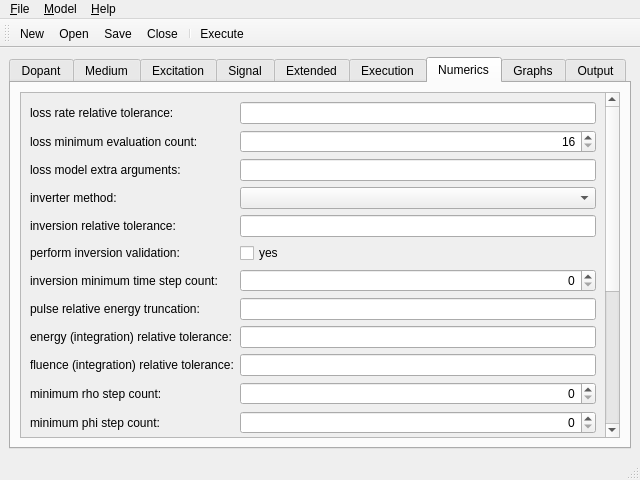
vsemionov/npamp, file npamp/mainwin.ui: the form before one commit.
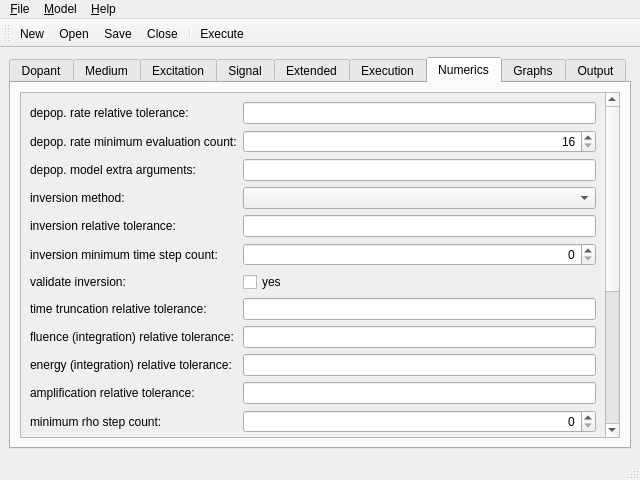
The form after the commit. The open tabs and pages were chosen to show the change. Icons and pictures are not drawn.

The edit to the form file:
```diff
--- a/npamp/mainwin.ui
+++ b/npamp/mainwin.ui
@@ -852,7 +852,7 @@
             <item row="0" column="0">
              <widget class="QLabel" name="label_loss_rtol">
               <property name="text">
-               <string>loss rate relative tolerance:</string>
+               <string>depop. rate relative tolerance:</string>
               </property>
              </widget>
             </item>
@@ -866,7 +866,7 @@
             <item row="1" column="0">
              <widget class="QLabel" name="label_loss_min_count">
               <property name="text">
-               <string>loss minimum evaluation count:</string>
+               <string>depop. rate minimum evaluation count:</string>
               </property>
              </widget>
             </item>
@@ -886,7 +886,7 @@
             <item row="2" column="0">
              <widget class="QLabel" name="label_loss_model_extra_args">
               <property name="text">
-               <string>loss model extra arguments:</string>
+               <string>depop. model extra arguments:</string>
               </property>
              </widget>
             </item>
@@ -896,7 +896,7 @@
             <item row="3" column="0">
              <widget class="QLabel" name="label_inverter_class">
               <property name="text">
-               <string>inverter method:</string>
+               <string>inversion method:</string>
               </property>
              </widget>
             </item>
@@ -918,27 +918,13 @@
              </widget>
             </item>
             <item row="5" column="0">
-             <widget class="QLabel" name="label_initial_inversion_validate">
-              <property name="text">
-               <string>perform inversion validation:</string>
-              </property>
-             </widget>
-            </item>
-            <item row="5" column="1">
-             <widget class="QCheckBox" name="checkBox_initial_inversion_validate">
-              <property name="text">
-               <string>yes</string>
-              </property>
-             </widget>
-            </item>
-            <item row="6" column="0">
              <widget class="QLabel" name="label_initial_inversion_min_count_t">
               <property name="text">
                <string>inversion minimum time step count:</string>
               </property>
              </widget>
             </item>
-            <item row="6" column="1">
+            <item row="5" column="1">
              <widget class="QSpinBox" name="spinBox_initial_inversion_min_count_t">
               <property name="alignment">
                <set>Qt::AlignRight|Qt::AlignTrailing|Qt::AlignVCenter</set>
@@ -951,10 +937,24 @@
               </property>
              </widget>
             </item>
+            <item row="6" column="0">
+             <widget class="QLabel" name="label_initial_inversion_validate">
+              <property name="text">
+               <string>validate inversion:</string>
+              </property>
+             </widget>
+            </item>
+            <item row="6" column="1">
+             <widget class="QCheckBox" name="checkBox_initial_inversion_validate">
+              <property name="text">
+               <string>yes</string>
+              </property>
+             </widget>
+            </item>
             <item row="7" column="0">
              <widget class="QLabel" name="label_pulse_rel_energy_trunc">
               <property name="text">
-               <string>pulse relative energy truncation:</string>
+               <string>time truncation relative tolerance:</string>
               </property>
              </widget>
             </item>
@@ -966,41 +966,55 @@
              </widget>
             </item>
             <item row="8" column="0">
-             <widget class="QLabel" name="label_energy_rtol">
-              <property name="text">
-               <string>energy (integration) relative tolerance:</string>
-              </property>
-             </widget>
-            </item>
-            <item row="8" column="1">
-             <widget class="QLineEdit" name="lineEdit_energy_rtol">
-              <property name="alignment">
-               <set>Qt::AlignRight|Qt::AlignTrailing|Qt::AlignVCenter</set>
-              </property>
-             </widget>
-            </item>
-            <item row="9" column="0">
              <widget class="QLabel" name="label_fluence_rtol">
               <property name="text">
                <string>fluence (integration) relative tolerance:</string>
               </property>
              </widget>
             </item>
-            <item row="9" column="1">
+            <item row="8" column="1">
              <widget class="QLineEdit" name="lineEdit_fluence_rtol">
               <property name="alignment">
                <set>Qt::AlignRight|Qt::AlignTrailing|Qt::AlignVCenter</set>
               </property>
              </widget>
             </item>
+            <item row="9" column="0">
+             <widget class="QLabel" name="label_energy_rtol">
+              <property name="text">
+               <string>energy (integration) relative tolerance:</string>
+              </property>
+             </widget>
+            </item>
+            <item row="9" column="1">
+             <widget class="QLineEdit" name="lineEdit_energy_rtol">
+              <property name="alignment">
+               <set>Qt::AlignRight|Qt::AlignTrailing|Qt::AlignVCenter</set>
+              </property>
+             </widget>
+            </item>
             <item row="10" column="0">
+             <widget class="QLabel" name="label_amp_rtol">
+              <property name="text">
+               <string>amplification relative tolerance:</string>
+              </property>
+             </widget>
+            </item>
+            <item row="10" column="1">
+             <widget class="QLineEdit" name="lineEdit_amp_rtol">
+              <property name="alignment">
+               <set>Qt::AlignRight|Qt::AlignTrailing|Qt::AlignVCenter</set>
+              </property>
+             </widget>
+            </item>
+            <item row="11" column="0">
              <widget class="QLabel" name="label_min_count_rho">
               <property name="text">
                <string>minimum rho step count:</string>
               </property>
              </widget>
             </item>
-            <item row="10" column="1">
+            <item row="11" column="1">
              <widget class="QSpinBox" name="spinBox_min_count_rho">
               <property name="alignment">
                <set>Qt::AlignRight|Qt::AlignTrailing|Qt::AlignVCenter</set>
@@ -1013,35 +1027,15 @@
               </property>
              </widget>
             </item>
-            <item row="11" column="0">
+            <item row="12" column="0">
              <widget class="QLabel" name="label_min_count_phi">
               <property name="text">
                <string>minimum phi step count:</string>
               </property>
              </widget>
             </item>
-            <item row="11" column="1">
-             <widget class="QSpinBox" name="spinBox_min_count_phi">
-              <property name="alignment">
-               <set>Qt::AlignRight|Qt::AlignTrailing|Qt::AlignVCenter</set>
-              </property>
-              <property name="minimum">
-               <number>0</number>
-              </property>
-              <property name="maximum">
-               <number>1073741824</number>
-              </property>
-             </widget>
-            </item>
-            <item row="12" column="0">
-             <widget class="QLabel" name="label_amp_rtol">
-              <property name="text">
-               <string>amplification relative tolerance:</string>
-              </property>
-             </widget>
-            </item>
             <item row="12" column="1">
-             <widget class="QLineEdit" name="lineEdit_amp_rtol">
+             <widget class="QSpinBox" name="spinBox_min_count_phi">
               <property name="alignment">
                <set>Qt::AlignRight|Qt::AlignTrailing|Qt::AlignVCenter</set>
               </property>
```
Left out of the diff: 28 changed lines with no effect on the pictures.
